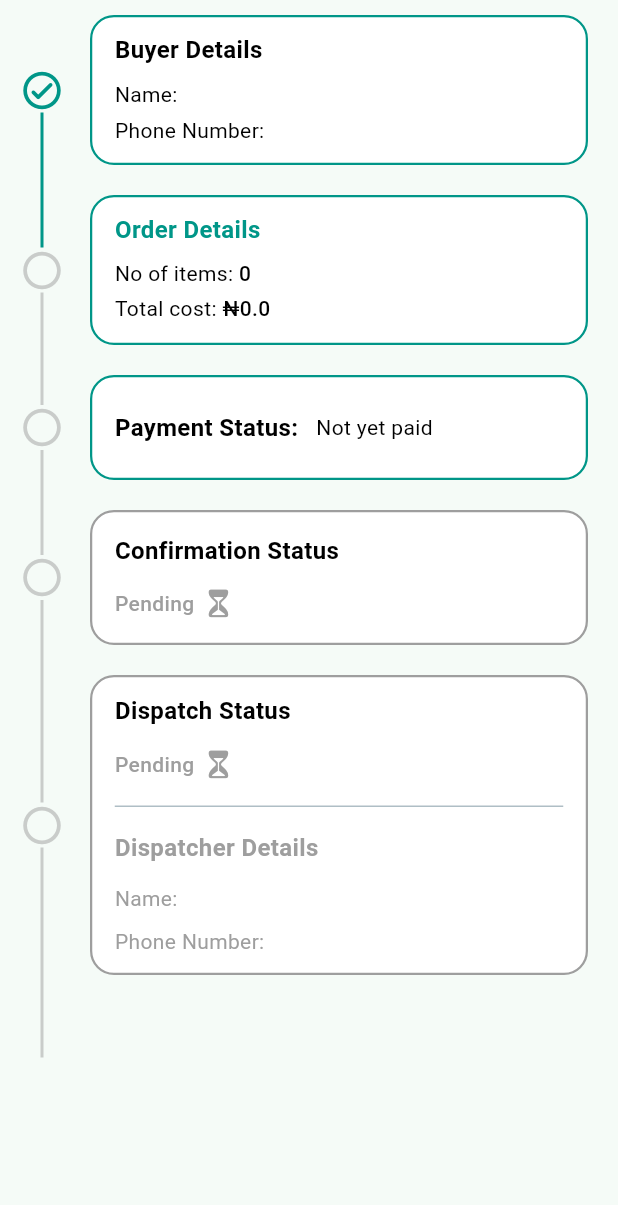
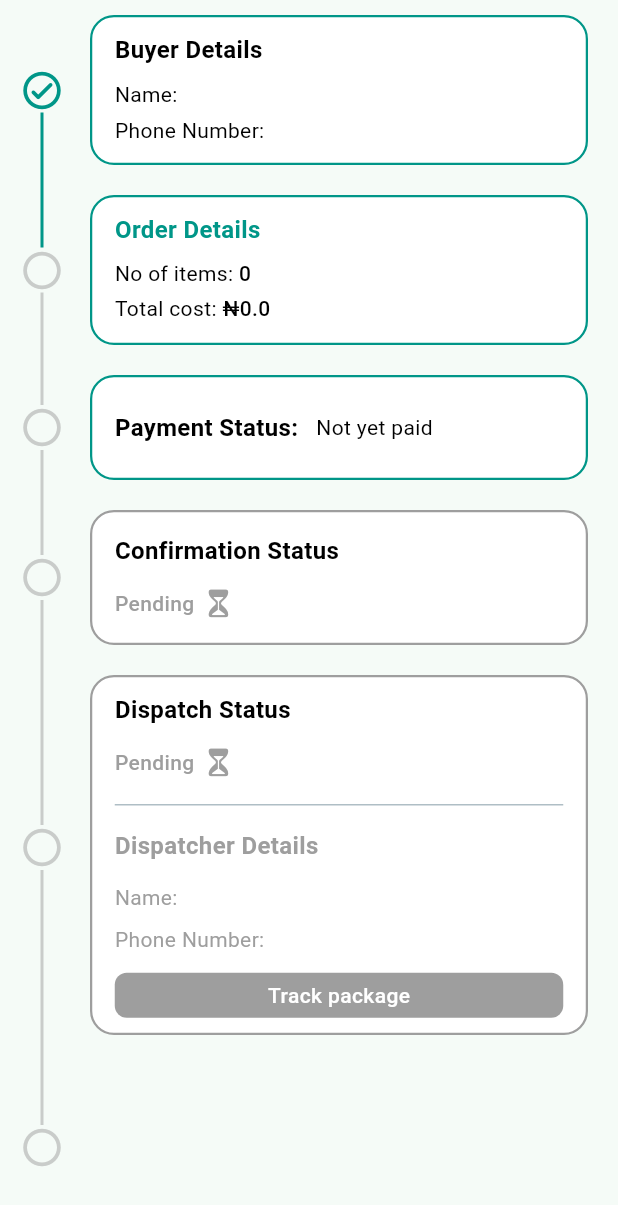
Before and after one commit to Enisco/pharmko, a Flutter app: the ActiveTicketWidget widget shown alone on an empty page, opened directly with empty values, on a phone screen of 412 x 824 dp. Shown: the top 1205 px of the screen. Run offline on Flutter 3.47's test engine with Material 3 defaults, Android fonts, the light colour scheme and no system bars; our stand-ins replace dio, firebase_core, firebase_database, fluttertoast, geolocator, get and 2 more; missing offline and left inert: flutter_paystack_max, mqtt_client; accounts and stored records are empty.

Commit message:
milestone ticket

```diff
--- a/lib/views/ticket_view.dart
+++ b/lib/views/ticket_view.dart
@@ -59,14 +59,15 @@ class _ActiveTicketWidgetState extends State<ActiveTicketWidget> {
           _milestoneWidget(90, ticket.buyer != null),
           _milestoneWidget(75, (ticket.medications ?? []).length >= 1),
           _milestoneWidget(70, ticket.payment?.paid == true),
-          _milestoneWidget(135, ticket.orderConfirmed == true),
-          _milestoneWidget(140, ticket.dispatched == true),
+          _milestoneWidget(150, ticket.orderConfirmed == true),
+          _milestoneWidget(170, ticket.dispatched == true),
+          _milestoneWidget(140, false, isLast: true),
         ],
       ),
     );
   }
 
-  Widget _milestoneWidget(double height, bool isFulfilled, {bool? showLast}) {
+  Widget _milestoneWidget(double height, bool isFulfilled, {bool? isLast}) {
     return SizedBox(
       child: Column(
         children: [
@@ -77,11 +78,14 @@ class _ActiveTicketWidgetState extends State<ActiveTicketWidget> {
             size: 30,
             color: isFulfilled ? Colors.teal : Colors.grey.withOpacity(0.5),
           ),
-          Container(
-            height: height,
-            width: 2,
-            color: isFulfilled ? Colors.teal : Colors.grey.withOpacity(0.5),
-          ),
+          isLast == true
+              ? const SizedBox.shrink()
+              : Container(
+                  height: height,
+                  width: 2,
+                  color:
+                      isFulfilled ? Colors.teal : Colors.grey.withOpacity(0.5),
+                ),
         ],
       ),
     );
@@ -90,7 +94,7 @@ class _ActiveTicketWidgetState extends State<ActiveTicketWidget> {
   Widget _dispatchedDetailsCard(OrderTicketModel ticket) {
     final dispatched = ticket.dispatched == true;
     return CustomCurvedContainer(
-      height: 200,
+      height: 240,
       borderColor: dispatched ? Colors.teal : Colors.grey,
       width: screenWidth(context),
       child: Column(
@@ -176,6 +180,22 @@ class _ActiveTicketWidgetState extends State<ActiveTicketWidget> {
                     )
                   : const SizedBox.shrink(),
             ],
+          ),
+          verticalSpacer(size: 12),
+          CustomButton(
+            height: 30,
+            color: dispatched ? Colors.teal : Colors.grey,
+            onPressed: dispatched
+                ? () {
+                    logger.f("Track clicked");
+                  }
+                : () {
+                    logger.w("Package not yet dispatched");
+                  },
+            child: Text(
+              "Track package",
+              style: AppStyles.regularStyle(color: Colors.white),
+            ),
           ),
         ],
       ),
```
